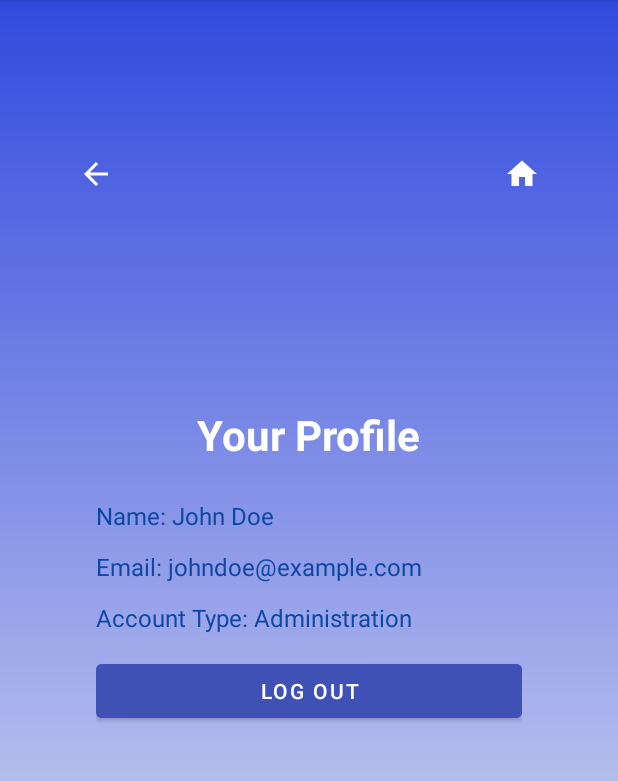
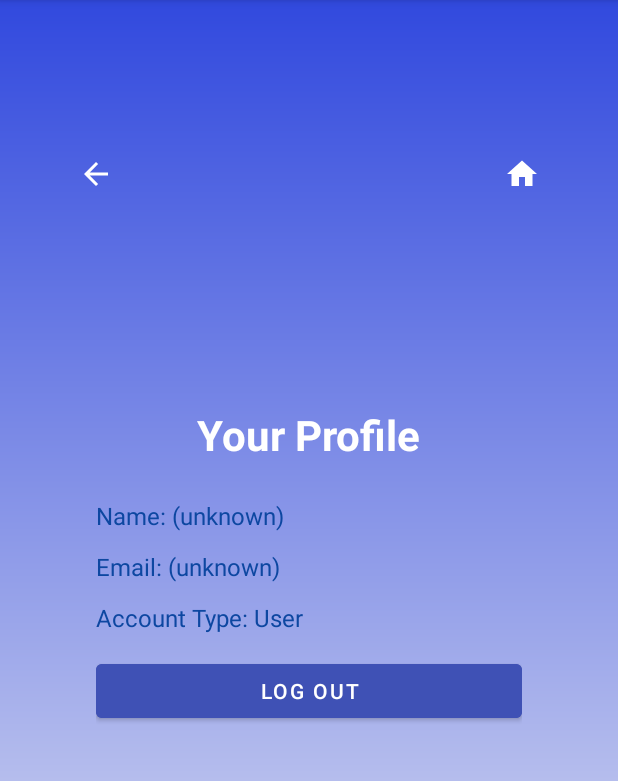
Before and after one commit to Elly08903/BinBuddy, an Android app: the ProfileActivity screen opened directly, with no data from a screen before it, on a phone screen of 412 x 824 dp, the part 84-865 px from its top. Run offline under Robolectric (Android 15) with nearby library versions, the phone set to English and light mode, and no system bars.

Commit message:
FEAT: user name + email now used for profile

```diff
--- a/app/src/main/java/com/example/binbuddy/ProfileActivity.kt
+++ b/app/src/main/java/com/example/binbuddy/ProfileActivity.kt
@@ -1,5 +1,6 @@
 package com.example.binbuddy
 
+import android.annotation.SuppressLint
 import android.content.Intent
 import android.os.Bundle
 import android.view.View
@@ -10,27 +11,42 @@ import kotlinx.coroutines.Dispatchers
 import kotlinx.coroutines.launch
 import kotlinx.coroutines.withContext
 
+// ProfileActivity.kt (add imports)
+import android.widget.TextView
+
 class ProfileActivity : AppCompatActivity() {
     private lateinit var session: SessionManager
 
+    @SuppressLint("SetTextI18n")
     override fun onCreate(savedInstanceState: Bundle?) {
         super.onCreate(savedInstanceState)
         setContentView(R.layout.activity_profile)
 
         session = SessionManager(this)
 
-        val adminNav   = findViewById<Button>(R.id.adminnav)
-        val btnLogout  = findViewById<Button>(R.id.logoutButton)
+        val adminNav  = findViewById<Button>(R.id.adminnav)
+        val btnLogout = findViewById<Button>(R.id.logoutButton)
 
-        // Hide admin button
+        val tvName        = findViewById<TextView>(R.id.tvName)
+        val tvEmail       = findViewById<TextView>(R.id.tvEmail)
+        val tvAccountType = findViewById<TextView>(R.id.tvAccountType)
+
+        // Default state
         adminNav.visibility = View.GONE
 
-        // Only admins may see it
-        if (!session.isGuest()) {
+        if (session.isGuest()) {
+            tvName.text        = "Name: Guest"
+            tvEmail.text       = "Email: —"
+            tvAccountType.text = "Account Type: Guest"
+        } else {
             lifecycleScope.launch {
-                val isAdmin = withContext(Dispatchers.IO) {
-                    session.getLoggedInUser()?.isAdmin == true
-                }
+                val user = withContext(Dispatchers.IO) { session.getLoggedInUser() }
+                val isAdmin = user?.isAdmin == true
+
+                tvName.text        = "Name: ${user?.name?.ifBlank { "(no name)" } ?: "(unknown)"}"
+                tvEmail.text       = "Email: ${user?.email?.ifBlank { "(none)" } ?: "(unknown)"}"
+                tvAccountType.text = if (isAdmin) "Account Type: Admin" else "Account Type: User"
+
                 if (isAdmin) adminNav.visibility = View.VISIBLE
             }
         }
--- a/app/src/main/java/com/example/binbuddy/data/UserDao.kt
+++ b/app/src/main/java/com/example/binbuddy/data/UserDao.kt
@@ -4,6 +4,7 @@ import androidx.room.Dao
 import androidx.room.Insert
 import androidx.room.OnConflictStrategy
 import androidx.room.Query
+import androidx.room.Update
 
 @Dao
 interface UserDao {
@@ -15,4 +16,7 @@ interface UserDao {
 
     @Insert(onConflict = OnConflictStrategy.IGNORE)
     fun insertUser(user: UserEntity): Long
+
+    @Update
+    fun updateUser(user: UserEntity)
 }
--- a/app/src/main/java/com/example/binbuddy/data/UserEntity.kt
+++ b/app/src/main/java/com/example/binbuddy/data/UserEntity.kt
@@ -12,6 +12,12 @@ data class UserEntity(
     val username: String,
     val password: String,
 
+    @ColumnInfo(defaultValue = "''")
+    val name: String = "",
+
+    @ColumnInfo(defaultValue = "''")
+    val email: String = "",
+
     @ColumnInfo(defaultValue = "0")
     val isAdmin: Boolean = false
 )
--- a/app/src/main/res/layout/activity_profile.xml
+++ b/app/src/main/res/layout/activity_profile.xml
@@ -74,32 +74,31 @@
 
         <!-- Name -->
         <TextView
+            android:id="@+id/tvName"
             android:layout_width="match_parent"
             android:layout_height="wrap_content"
-            android:text="Name: John Doe"
+            android:text="Name: "
             android:textSize="16sp"
             android:textColor="#0D47A1"
             android:layout_marginBottom="12dp" />
 
-        <!-- Email -->
         <TextView
+            android:id="@+id/tvEmail"
             android:layout_width="match_parent"
             android:layout_height="wrap_content"
-            android:text="Email: johndoe@example.com"
+            android:text="Email: "
             android:textSize="16sp"
             android:textColor="#0D47A1"
             android:layout_marginBottom="12dp" />
 
-        <!-- Account Type -->
-
-        <!-- Placeholder for editing or logging out -->
         <TextView
+            android:id="@+id/tvAccountType"
             android:layout_width="match_parent"
             android:layout_height="wrap_content"
-            android:layout_marginBottom="12dp"
-            android:text="Account Type: Administration"
+            android:text="Account Type: "
             android:textColor="#0D47A1"
-            android:textSize="16sp" />
+            android:textSize="16sp"
+            android:layout_marginBottom="12dp" />
 
         <Button
             android:id="@+id/adminnav"
```
Also changed, not shown: app/src/main/java/com/example/binbuddy/AdminNavActivity.kt (+50 -11 lines), app/src/main/java/com/example/binbuddy/BinBuddyApp.kt (+20 -6 lines).
